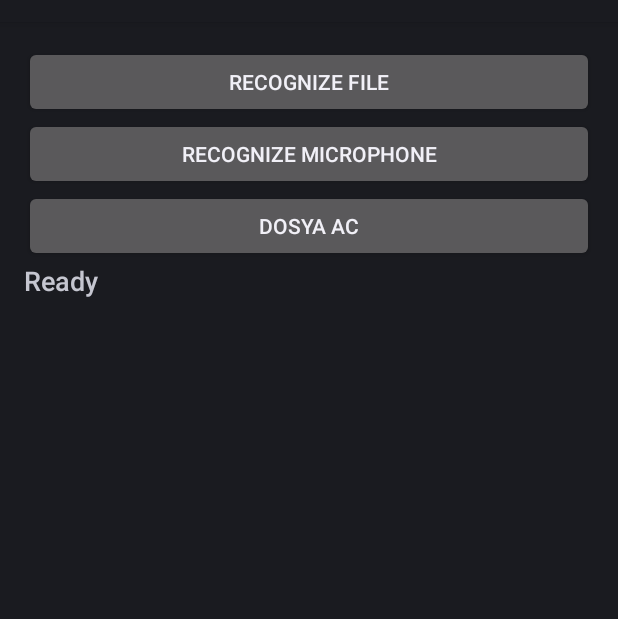
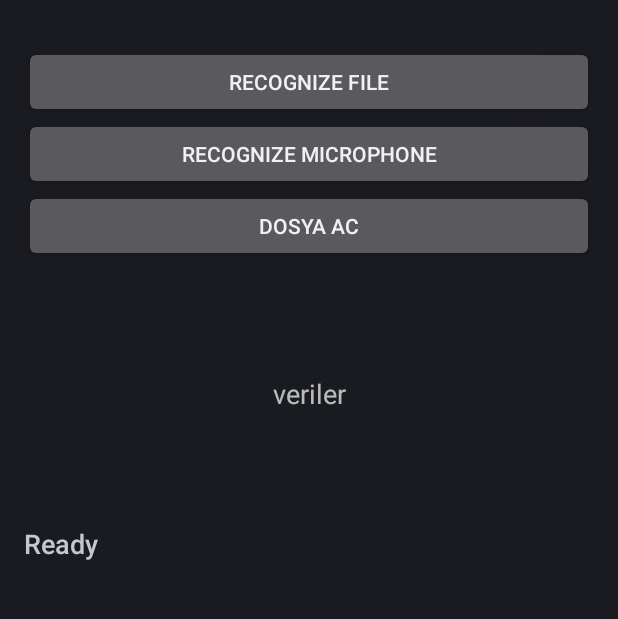
Before and after one commit to ekremsahin/voice-command-app, an Android app: the screen it shows after launch (KaldiActivity), on a phone screen of 412 x 824 dp, the part 62-681 px from its top. Run offline under Robolectric (Android 15) with nearby library versions, the phone set to English and light mode, and no system bars; 6 statements that could not run were skipped.

Commit message:
10.08.2020

```diff
--- a/app/src/main/AndroidManifest.xml
+++ b/app/src/main/AndroidManifest.xml
@@ -10,6 +10,7 @@
     <uses-permission android:name="android.permission.CALL_PHONE"></uses-permission>
     <uses-permission android:name="android.permission.SEND_SMS"></uses-permission>
     <uses-permission android:name="com.android.permission.ACTION_CREATE_NOTE"></uses-permission>
+    <uses-permission android:name="android.permission.INTERNET"></uses-permission>
     <uses-feature android:name="android.hardware.camera2" android:required="true"></uses-feature>
 
     <application
@@ -17,6 +18,8 @@
         android:allowBackup="false"
         android:icon="@drawable/icon"
         android:label="@string/app_name"
+        android:networkSecurityConfig="@xml/network_security_config"
+        android:usesCleartextTraffic="true"
         >
         <provider
             android:name="androidx.core.content.FileProvider"
--- /dev/null
+++ b/app/src/main/java/org/kaldi/demo/service/LocalAPI.java
@@ -0,0 +1,15 @@
+package org.kaldi.demo.service;
+
+import org.kaldi.demo.jsonmodel.JsonModel;
+
+import java.util.List;
+
+import retrofit2.Call;
+import retrofit2.http.GET;
+
+public interface LocalAPI {
+
+    @GET("v1/person")
+    Call<List<JsonModel>> getdata();
+
+    }
--- a/app/src/main/res/layout/main.xml
+++ b/app/src/main/res/layout/main.xml
@@ -4,6 +4,7 @@
     android:layout_height="fill_parent"
     android:orientation="vertical"
     android:padding="16dp">
+
     <Button
         android:id="@+id/recognize_file"
         android:layout_width="match_parent"
@@ -22,6 +23,14 @@
         android:onClick="dosyaAc"/>
 
     <TextView
+        android:id="@+id/verilerTextView"
+        android:layout_width="match_parent"
+        android:layout_height="175dp"
+        android:gravity="center"
+        android:hint="veriler"
+        android:textSize="18sp" />
+
+    <TextView
         android:id="@+id/result_text"
         android:layout_width="fill_parent"
         android:layout_height="wrap_content"
```
Also changed, not shown: app/build.gradle (+13 -1 lines), app/src/main/java/org/kaldi/demo/KaldiActivity.java (+106 -41 lines), app/src/main/java/org/kaldi/demo/jsonmodel/JsonModel.java (added, +12 -0 lines), app/src/main/res/xml/network_security_config.xml (added, +8 -0 lines), 2 other files.
